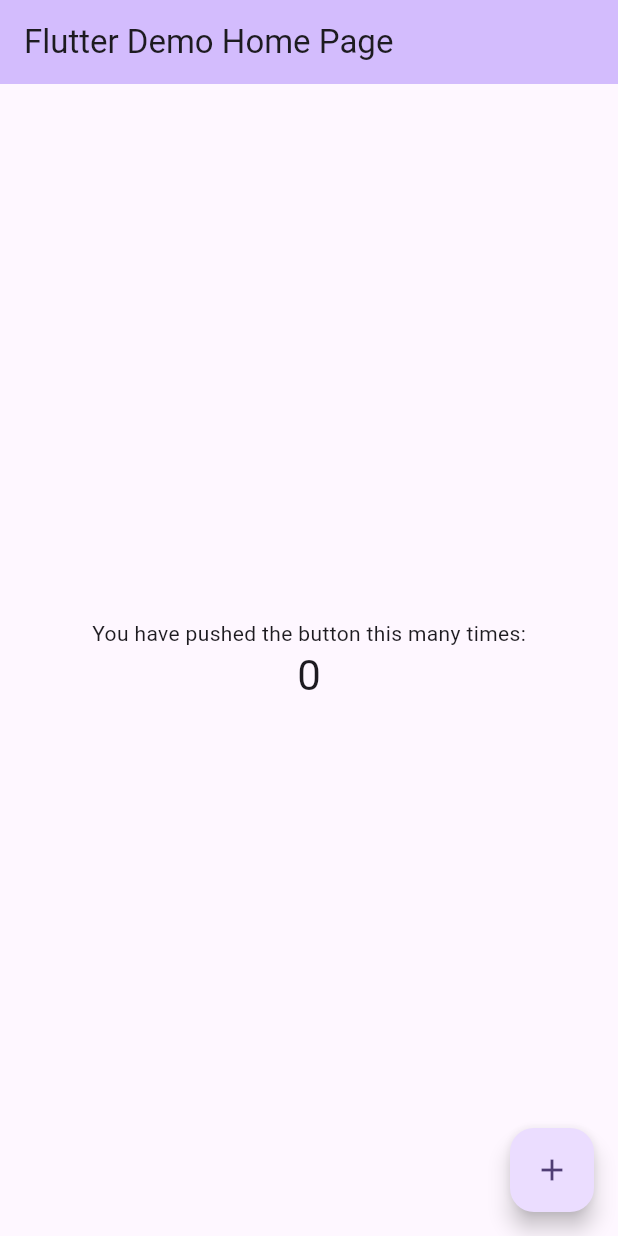
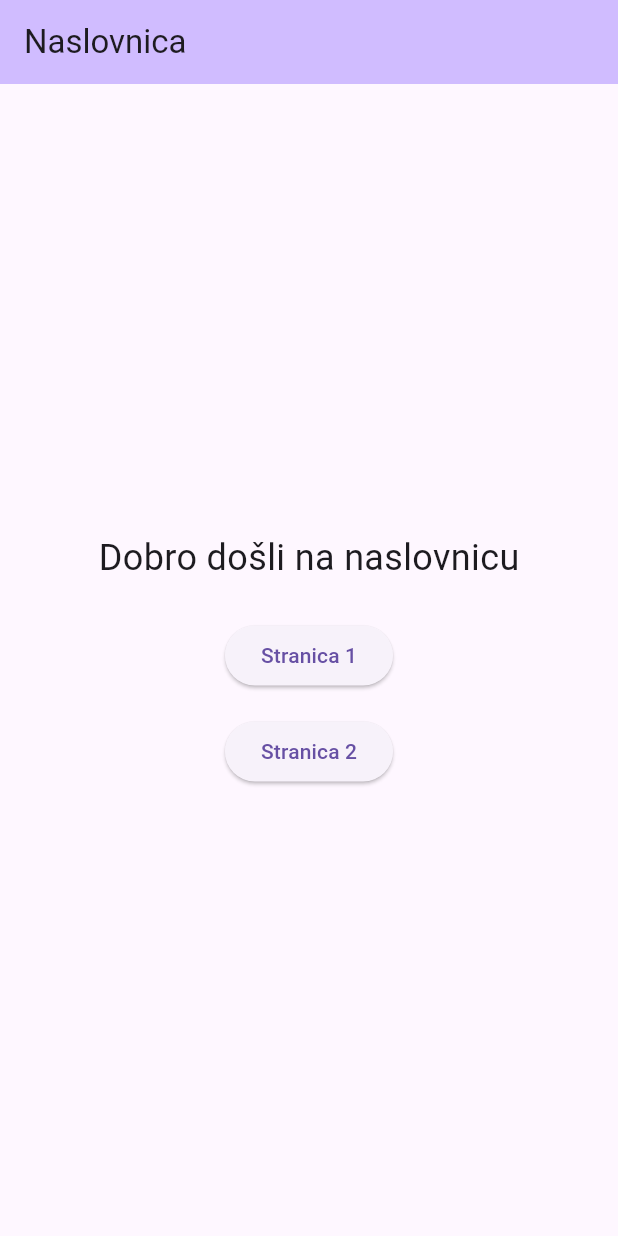
Before and after one commit to tojaku-classroom/flutter-platforma-4, a Flutter app: the screen it shows after launch, on a phone screen of 412 x 824 dp. Run offline on Flutter 3.47's test engine with Material 3 defaults, Android fonts, the phone set to English and light mode, and no system bars; our stand-ins replace firebase_auth, firebase_core, go_router; accounts and stored records are empty.

```diff
--- a/lib/main.dart
+++ b/lib/main.dart
@@ -1,130 +1,41 @@
 import 'package:flutter/material.dart';
 import 'package:firebase_core/firebase_core.dart';
+import 'package:flutterapp/pages/home_page.dart';
+import 'package:flutterapp/pages/page1.dart';
+import 'package:flutterapp/pages/page2.dart';
+import 'package:go_router/go_router.dart';
 import 'firebase_options.dart';
 
 void main() async {
   WidgetsFlutterBinding.ensureInitialized();
 
-  await Firebase.initializeApp(
-    options: DefaultFirebaseOptions.currentPlatform
-  );
+  await Firebase.initializeApp(options: DefaultFirebaseOptions.currentPlatform);
 
   runApp(const MyApp());
 }
 
+final GoRouter _router = GoRouter(
+  routes: [
+    GoRoute(
+      path: '/',
+      builder: (context, state) => const HomePage(),
+      routes: [
+        GoRoute(path: '/page1', builder: (context, state) => const Page1()),
+        GoRoute(path: '/page2', builder: (context, state) => const Page2()),
+      ],
+    ),
+  ],
+);
+
 class MyApp extends StatelessWidget {
   const MyApp({super.key});
 
-  // This widget is the root of your application.
   @override
   Widget build(BuildContext context) {
-    return MaterialApp(
-      title: 'Flutter Demo',
-      theme: ThemeData(
-        // This is the theme of your application.
-        //
-        // TRY THIS: Try running your application with "flutter run". You'll see
-        // the application has a purple toolbar. Then, without quitting the app,
-        // try changing the seedColor in the colorScheme below to Colors.green
-        // and then invoke "hot reload" (save your changes or press the "hot
-        // reload" button in a Flutter-supported IDE, or press "r" if you used
-        // the command line to start the app).
-        //
-        // Notice that the counter didn't reset back to zero; the application
-        // state is not lost during the reload. To reset the state, use hot
-        // restart instead.
-        //
-        // This works for code too, not just values: Most code changes can be
-        // tested with just a hot reload.
-        colorScheme: ColorScheme.fromSeed(seedColor: Colors.deepPurple),
-      ),
-      home: const MyHomePage(title: 'Flutter Demo Home Page'),
+    return MaterialApp.router(
+      title: 'Moja aplikacija s Go routerom',
+      theme: ThemeData(primarySwatch: Colors.indigo, useMaterial3: true),
+      routerConfig: _router,
     );
   }
 }
-
-class MyHomePage extends StatefulWidget {
-  const MyHomePage({super.key, required this.title});
-
-  // This widget is the home page of your application. It is stateful, meaning
-  // that it has a State object (defined below) that contains fields that affect
-  // how it looks.
-
-  // This class is the configuration for the state. It holds the values (in this
-  // case the title) provided by the parent (in this case the App widget) and
-  // used by the build method of the State. Fields in a Widget subclass are
-  // always marked "final".
-
-  final String title;
-
-  @override
-  State<MyHomePage> createState() => _MyHomePageState();
-}
-
-class _MyHomePageState extends State<MyHomePage> {
-  int _counter = 0;
-
-  void _incrementCounter() {
-    setState(() {
-      // This call to setState tells the Flutter framework that something has
-      // changed in this State, which causes it to rerun the build method below
-      // so that the display can reflect the updated values. If we changed
-      // _counter without calling setState(), then the build method would not be
-      // called again, and so nothing would appear to happen.
-      _counter++;
-    });
-  }
-
-  @override
-  Widget build(BuildContext context) {
-    // This method is rerun every time setState is called, for instance as done
-    // by the _incrementCounter method above.
-    //
-    // The Flutter framework has been optimized to make rerunning build methods
-    // fast, so that you can just rebuild anything that needs updating rather
-    // than having to individually change instances of widgets.
-    return Scaffold(
-      appBar: AppBar(
-        // TRY THIS: Try changing the color here to a specific color (to
-        // Colors.amber, perhaps?) and trigger a hot reload to see the AppBar
-        // change color while the other colors stay the same.
-        backgroundColor: Theme.of(context).colorScheme.inversePrimary,
-        // Here we take the value from the MyHomePage object that was created by
-        // the App.build method, and use it to set our appbar title.
-        title: Text(widget.title),
-      ),
-      body: Center(
-        // Center is a layout widget. It takes a single child and positions it
-        // in the middle of the parent.
-        child: Column(
-          // Column is also a layout widget. It takes a list of children and
-          // arranges them vertically. By default, it sizes itself to fit its
-          // children horizontally, and tries to be as tall as its parent.
-          //
-          // Column has various properties to control how it sizes itself and
-          // how it positions its children. Here we use mainAxisAlignment to
-          // center the children vertically; the main axis here is the vertical
-          // axis because Columns are vertical (the cross axis would be
-          // horizontal).
-          //
-          // TRY THIS: Invoke "debug painting" (choose the "Toggle Debug Paint"
-          // action in the IDE, or press "p" in the console), to see the
-          // wireframe for each widget.
-          mainAxisAlignment: MainAxisAlignment.center,
-          children: <Widget>[
-            const Text('You have pushed the button this many times:'),
-            Text(
-              '$_counter',
-              style: Theme.of(context).textTheme.headlineMedium,
-            ),
-          ],
-        ),
-      ),
-      floatingActionButton: FloatingActionButton(
-        onPressed: _incrementCounter,
-        tooltip: 'Increment',
-        child: const Icon(Icons.add),
-      ), // This trailing comma makes auto-formatting nicer for build methods.
-    );
-  }
-}
--- /dev/null
+++ b/lib/pages/home_page.dart
@@ -0,0 +1,37 @@
+import 'package:flutter/material.dart';
+import 'package:go_router/go_router.dart';
+
+class HomePage extends StatelessWidget {
+  const HomePage({super.key});
+
+  @override
+  Widget build(BuildContext context) {
+    return Scaffold(
+      appBar: AppBar(
+        title: const Text('Naslovnica'),
+        backgroundColor: Theme.of(context).colorScheme.inversePrimary,
+      ),
+      body: Center(
+        child: Column(
+          mainAxisAlignment: MainAxisAlignment.center,
+          children: [
+            const Text(
+              'Dobro došli na naslovnicu',
+              style: TextStyle(fontSize: 24),
+            ),
+            const SizedBox(height: 24),
+            ElevatedButton(
+              onPressed: () => context.go('/page1'),
+              child: const Text('Stranica 1'),
+            ),
+            const SizedBox(height: 16),
+            ElevatedButton(
+              onPressed: () => context.go('/page2'),
+              child: const Text('Stranica 2'),
+            ),
+          ],
+        ),
+      ),
+    );
+  }
+}
--- a/pubspec.yaml
+++ b/pubspec.yaml
@@ -35,6 +35,8 @@ dependencies:
   # Use with the CupertinoIcons class for iOS style icons.
   cupertino_icons: ^1.0.8
   firebase_core: ^4.1.1
+  go_router: ^16.3.0
+  firebase_auth: ^6.1.1
 
 dev_dependencies:
   flutter_test:
```
Also changed, not shown: lib/pages/login_page.dart (added, +34 -0 lines), lib/pages/page1.dart (added, +32 -0 lines), lib/pages/page2.dart (added, +32 -0 lines), pubspec.lock, 4 other files.
